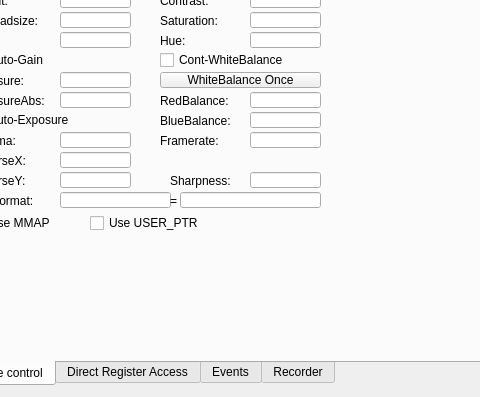
This is Source/res/v4l2test.ui in alliedvision/V4L2Viewer as Qt 5 draws it before an edit; both pictures show x 480 to 960 and y 423 to 820 of the 1224 by 820 pixel window. The edited form follows.
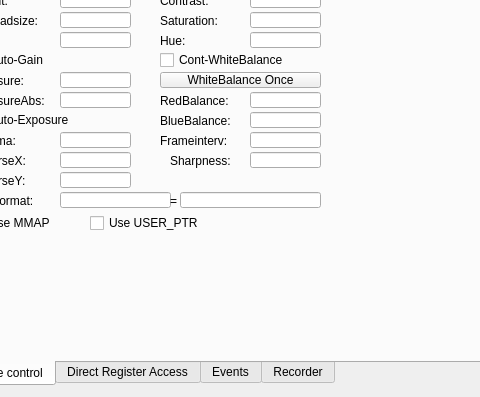
This is the edited form. Icons and pictures are not drawn.

Commit message: 1.3: Frameinterval instead of Framerate

What changed in the file:
```diff
--- a/Source/res/v4l2test.ui
+++ b/Source/res/v4l2test.ui
@@ -965,7 +965,7 @@
           <property name="geometry">
            <rect>
             <x>210</x>
-            <y>220</y>
+            <y>200</y>
             <width>71</width>
             <height>17</height>
            </rect>
@@ -978,7 +978,7 @@
           <property name="geometry">
            <rect>
             <x>290</x>
-            <y>220</y>
+            <y>200</y>
             <width>71</width>
             <height>16</height>
            </rect>
@@ -994,7 +994,7 @@
            </rect>
           </property>
           <property name="text">
-           <string>Framerate:</string>
+           <string>Frameinterv:</string>
           </property>
          </widget>
          <widget class="QLineEdit" name="m_edFramerate">
```
The commit also changes 3 other files.
